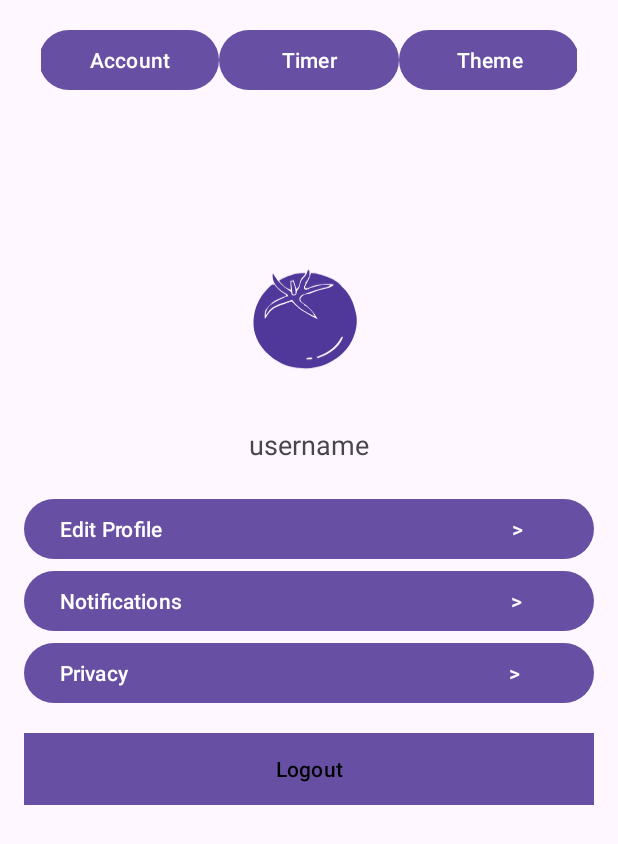
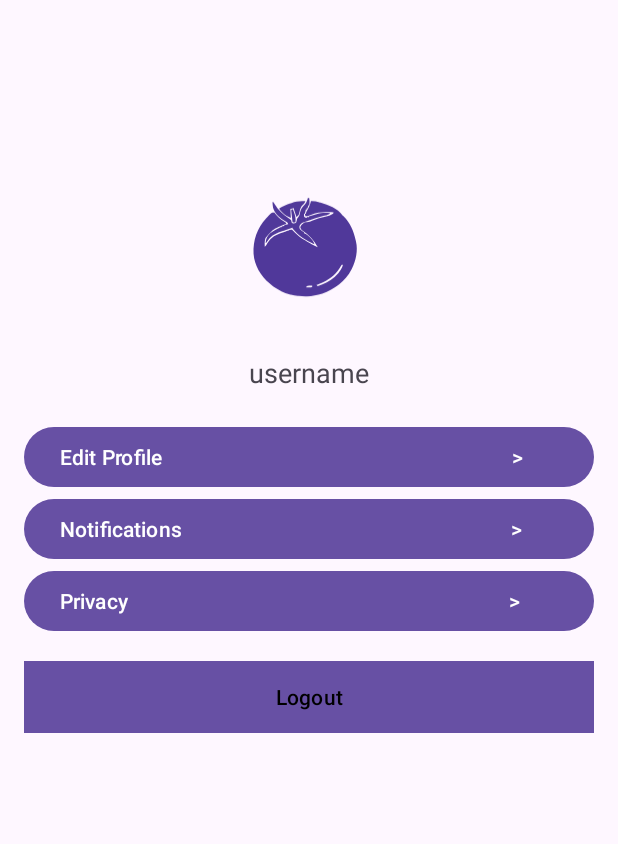
Before and after one commit to ScarlettRed6/pomodoro-timer, an Android app: the fragment AccountSettingsFragment shown on its own in the app's theme, on a phone screen of 412 x 824 dp. Shown: the top 844 px of the screen. Run offline under Robolectric (Android 15) with nearby library versions, the phone set to English and light mode, and no system bars.

Commit message:
Feat: settings screen tablayout and viewpager2 added

```diff
--- a/app/src/main/res/layout/fragment_settings_account.xml
+++ b/app/src/main/res/layout/fragment_settings_account.xml
@@ -5,34 +5,6 @@
     android:padding="16dp"
     android:layout_width="match_parent"
     android:layout_height="match_parent">
-
-    <!-- Simulated profile image -->
-    <LinearLayout
-        android:layout_width="wrap_content"
-        android:layout_height="wrap_content"
-        android:layout_marginHorizontal="11dp"
-        android:orientation="horizontal"
-        android:gravity="center_horizontal">
-
-        <Button
-            android:layout_width="120dp"
-            android:layout_height="wrap_content"
-            android:text="Account"
-            android:textAlignment="center" />
-
-        <Button
-            android:layout_width="120dp"
-            android:layout_height="wrap_content"
-            android:text="Timer"
-            android:textAlignment="center" />
-
-        <Button
-            android:layout_width="120dp"
-            android:layout_height="wrap_content"
-            android:textAlignment="center"
-            android:text="Theme"/>
-    </LinearLayout>
-
 
     <ImageView
         android:id="@+id/profileImage"
```
Also changed, not shown: app/src/main/java/com/example/pomodoro_timer/ui/fragments/SettingsFragment.java (+33 -1 lines), app/src/main/java/com/example/pomodoro_timer/utils/adapter/SettingsPagerAdapter.java (added, +36 -0 lines), app/src/main/res/layout/fragment_settings.xml (+12 -4 lines).
